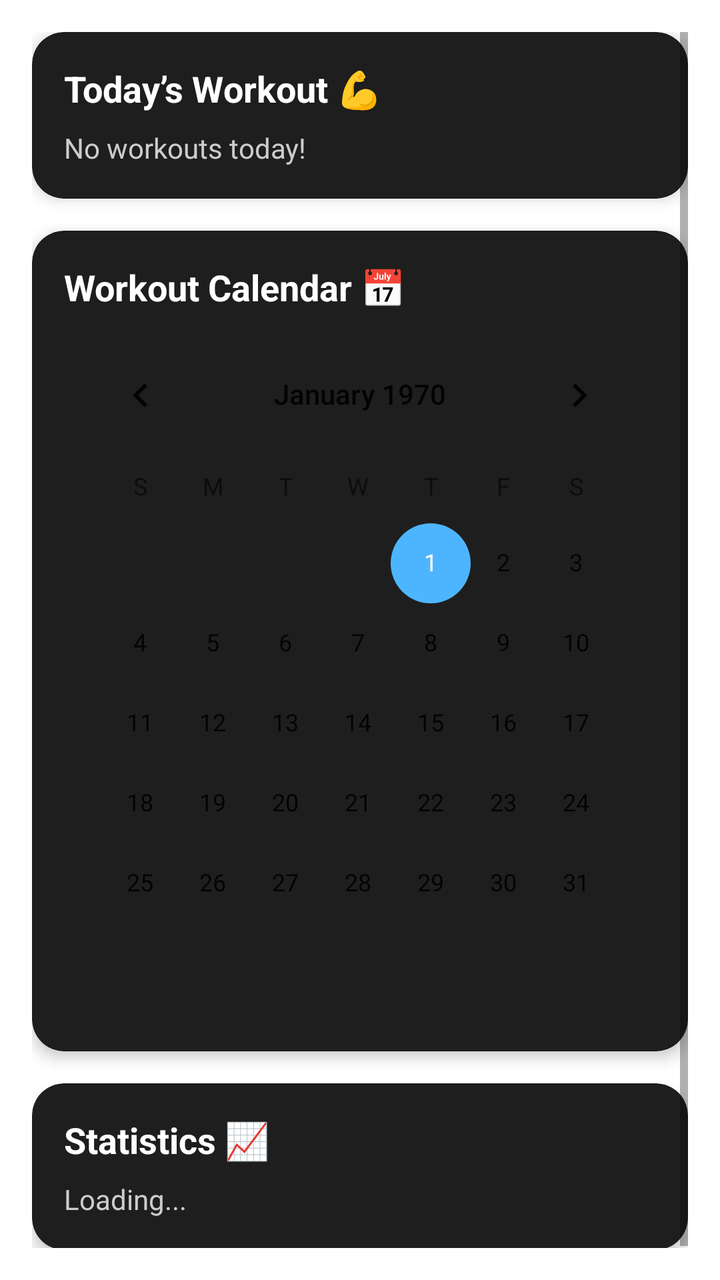
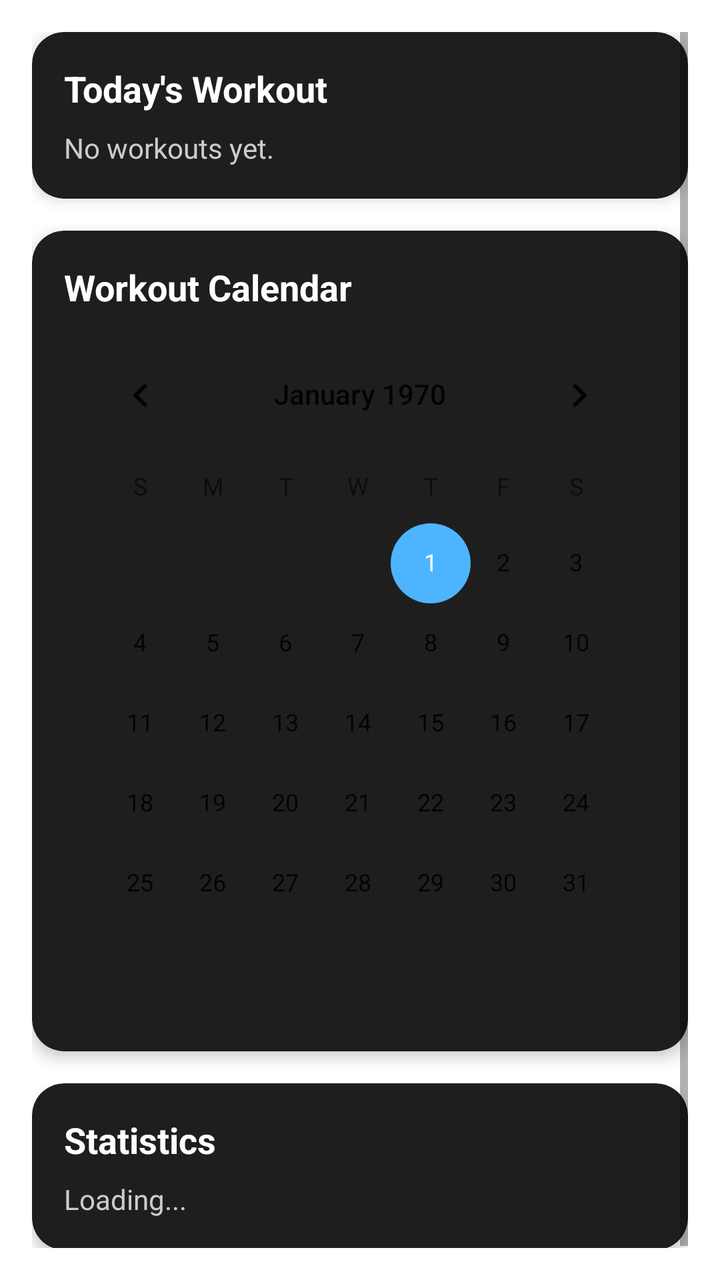

Compare the two renders of this Android layout. The source of the first and the diff that turns it into the second are given below.
<!-- AndroidManifest.xml: application theme Theme.FitTracker.Dark -->
<!-- res/layout/fragment_home.xml -->
<ScrollView xmlns:android="http://schemas.android.com/apk/res/android"
    xmlns:app="http://schemas.android.com/apk/res-auto"
    android:layout_width="match_parent"
    android:layout_height="match_parent"
    android:padding="16dp">

    <LinearLayout
        android:layout_width="match_parent"
        android:layout_height="wrap_content"
        android:orientation="vertical"
        android:dividerPadding="16dp">

        <androidx.cardview.widget.CardView
            android:layout_width="match_parent"
            android:layout_height="wrap_content"
            android:layout_marginBottom="16dp"
            app:cardCornerRadius="16dp"
            app:cardElevation="4dp"
            app:cardBackgroundColor="#1E1E1E">

            <LinearLayout
                android:layout_width="match_parent"
                android:layout_height="wrap_content"
                android:orientation="vertical"
                android:padding="16dp">

                <TextView
                    android:id="@+id/todayTitle"
                    android:layout_width="wrap_content"
                    android:layout_height="wrap_content"
                    android:text="Today’s Workout 💪"
                    android:textSize="18sp"
                    android:textStyle="bold"
                    android:textColor="#FFFFFF" />

                <TextView
                    android:id="@+id/todaySummary"
                    android:layout_width="match_parent"
                    android:layout_height="wrap_content"
                    android:text="No workouts today!"
                    android:textColor="#CCCCCC"
                    android:layout_marginTop="8dp" />
            </LinearLayout>
        </androidx.cardview.widget.CardView>

        <androidx.cardview.widget.CardView
            android:layout_width="match_parent"
            android:layout_height="wrap_content"
            android:layout_marginBottom="16dp"
            app:cardCornerRadius="16dp"
            app:cardElevation="4dp"
            app:cardBackgroundColor="#1E1E1E">

            <LinearLayout
                android:layout_width="match_parent"
                android:layout_height="wrap_content"
                android:orientation="vertical"
                android:padding="16dp">

                <TextView
                    android:layout_width="wrap_content"
                    android:layout_height="wrap_content"
                    android:text="Workout Calendar 📅"
                    android:textSize="18sp"
                    android:textStyle="bold"
                    android:textColor="#FFFFFF" />

                <CalendarView
                    android:id="@+id/calendarView"
                    android:layout_width="match_parent"
                    android:layout_height="wrap_content"
                    android:layout_marginTop="8dp"
                    android:layout_marginBottom="8dp"
                    android:weekNumberColor="@color/bronze"/>
            </LinearLayout>
        </androidx.cardview.widget.CardView>

        <androidx.cardview.widget.CardView
            android:layout_width="match_parent"
            android:layout_height="wrap_content"
            android:layout_marginBottom="16dp"
            app:cardCornerRadius="16dp"
            app:cardElevation="4dp"
            app:cardBackgroundColor="#1E1E1E">

            <LinearLayout
                android:layout_width="match_parent"
                android:layout_height="wrap_content"
                android:orientation="vertical"
                android:padding="16dp">

                <TextView
                    android:layout_width="wrap_content"
                    android:layout_height="wrap_content"
                    android:text="Statistics 📈"
                    android:textSize="18sp"
                    android:textStyle="bold"
                    android:textColor="#FFFFFF" />

                <TextView
                    android:id="@+id/statsSummary"
                    android:layout_width="match_parent"
                    android:layout_height="wrap_content"
                    android:text="Loading..."
                    android:textColor="#CCCCCC"
                    android:layout_marginTop="8dp" />
            </LinearLayout>
        </androidx.cardview.widget.CardView>

        <androidx.cardview.widget.CardView
            android:id="@+id/emptyStateLayout"
            android:layout_width="match_parent"
            android:layout_height="wrap_content"
            android:layout_marginBottom="16dp"
            android:visibility="gone"
            app:cardCornerRadius="16dp"
            app:cardElevation="4dp"
            app:cardBackgroundColor="#1E1E1E">

            <LinearLayout
                android:layout_width="match_parent"
                android:layout_height="wrap_content"
                android:orientation="vertical"
                android:gravity="center"
                android:padding="32dp">

                <ImageView
                    android:layout_width="96dp"
                    android:layout_height="96dp"
                    android:src="@drawable/ic_empty_box"
                    app:tint="#777777" />

                <TextView
                    android:layout_width="wrap_content"
                    android:layout_height="wrap_content"
                    android:paddingTop="16dp"
                    android:text="No workout data found 😓"
                    android:textSize="18sp"
                    android:textColor="#CCCCCC"
                    android:gravity="center"
                    android:textAppearance="?attr/textAppearanceBodyLarge" />
            </LinearLayout>
        </androidx.cardview.widget.CardView>
    </LinearLayout>
</ScrollView>
<!-- resources referenced by this layout -->
<resources>
  <color name="bronze">#cd7f32</color>
  <!-- drawable ic_empty_box (drawable) -->
  <vector xmlns:android="http://schemas.android.com/apk/res/android" android:height="24dp" android:tint="#000000" android:viewportHeight="24" android:viewportWidth="24" android:width="24dp">
        
      <path android:fillColor="@android:color/white" android:pathData="M19,6v10.5l1.95,1.95C20.98,18.3 21,18.15 21,18V6c0,-1.1 -0.9,-2 -2,-2H6.5l2,2H19z"/>
        
      <path android:fillColor="@android:color/white" android:pathData="M3.22,3.32L1.95,4.59L3,5.64L3,18c0,1.1 0.9,2 2,2h12.36l2.06,2.06l1.27,-1.27L3.22,3.32zM15,18H5V7.64L15.36,18H15z"/>
      
  </vector>
  <style name="Theme.FitTracker.Dark" parent="Theme.MaterialComponents.DayNight.DarkActionBar">
          <item name="colorPrimary">@color/black_less</item>
          <item name="colorOnPrimary">@color/white</item>
          <item name="colorPrimaryVariant">@color/dark_gray</item>
  
          <item name="colorAccent">@color/blue_accent</item>
          
      </style>
  <color name="black_less">#121212</color>
  <color name="white">#FFFFFFFF</color>
  <color name="dark_gray">#1F1F1F</color>
  <color name="blue_accent">#4DB5FF</color>
</resources>

<!-- the commit's change to res/layout/fragment_home.xml (unified diff, before → after) -->
@@ -28,7 +28,7 @@
                     android:id="@+id/todayTitle"
                     android:layout_width="wrap_content"
                     android:layout_height="wrap_content"
-                    android:text="Today’s Workout 💪"
+                    android:text="@string/today_workout"
                     android:textSize="18sp"
                     android:textStyle="bold"
                     android:textColor="#FFFFFF" />
@@ -37,7 +37,7 @@
                     android:id="@+id/todaySummary"
                     android:layout_width="match_parent"
                     android:layout_height="wrap_content"
-                    android:text="No workouts today!"
+                    android:text="@string/no_workouts_summary"
                     android:textColor="#CCCCCC"
                     android:layout_marginTop="8dp" />
             </LinearLayout>
@@ -60,7 +60,7 @@
                 <TextView
                     android:layout_width="wrap_content"
                     android:layout_height="wrap_content"
-                    android:text="Workout Calendar 📅"
+                    android:text="@string/workout_calendar"
                     android:textSize="18sp"
                     android:textStyle="bold"
                     android:textColor="#FFFFFF" />
@@ -92,7 +92,7 @@
                 <TextView
                     android:layout_width="wrap_content"
                     android:layout_height="wrap_content"
-                    android:text="Statistics 📈"
+                    android:text="Statistics"
                     android:textSize="18sp"
                     android:textStyle="bold"
                     android:textColor="#FFFFFF" />
@@ -134,7 +134,7 @@
                     android:layout_width="wrap_content"
                     android:layout_height="wrap_content"
                     android:paddingTop="16dp"
-                    android:text="No workout data found 😓"
+                    android:text="No workout data found!"
                     android:textSize="18sp"
                     android:textColor="#CCCCCC"
                     android:gravity="center"
<!-- resource entries referenced after the edit -->
@@ -9,6 +9,9 @@
       <path android:fillColor="@android:color/white" android:pathData="M3.22,3.32L1.95,4.59L3,5.64L3,18c0,1.1 0.9,2 2,2h12.36l2.06,2.06l1.27,-1.27L3.22,3.32zM15,18H5V7.64L15.36,18H15z"/>
       
   </vector>
+  <string name="no_workouts_summary">No workouts yet.</string>
+  <string name="today_workout">Today\'s Workout</string>
+  <string name="workout_calendar">Workout Calendar</string>
   <style name="Theme.FitTracker.Dark" parent="Theme.MaterialComponents.DayNight.DarkActionBar">
           <item name="colorPrimary">@color/black_less</item>
           <item name="colorOnPrimary">@color/white</item>
